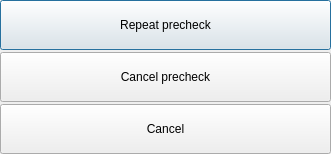
First picture: the form in Waiter/dlgprecheckoptions.ui, repository End1-1/Cafe5, before the edit.
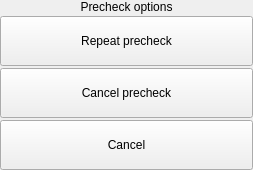
Second picture: the form after the edit.

Diff of the .ui file:
```diff
--- a/Waiter/dlgprecheckoptions.ui
+++ b/Waiter/dlgprecheckoptions.ui
@@ -6,7 +6,7 @@
    <rect>
     <x>0</x>
     <y>0</y>
-    <width>331</width>
+    <width>253</width>
     <height>154</height>
    </rect>
   </property>
@@ -30,7 +30,23 @@
     <number>0</number>
    </property>
    <item>
-    <widget class="QPushButton" name="btnRepeatPrecheck">
+    <widget class="QLabel" name="label">
+     <property name="text">
+      <string>Precheck options</string>
+     </property>
+     <property name="alignment">
+      <set>Qt::AlignmentFlag::AlignCenter</set>
+     </property>
+    </widget>
+   </item>
+   <item>
+    <widget class="QToolButton" name="btnRepeatPrecheck">
+     <property name="sizePolicy">
+      <sizepolicy hsizetype="Expanding" vsizetype="Fixed">
+       <horstretch>0</horstretch>
+       <verstretch>0</verstretch>
+      </sizepolicy>
+     </property>
      <property name="minimumSize">
       <size>
        <width>0</width>
@@ -43,7 +59,13 @@
     </widget>
    </item>
    <item>
-    <widget class="QPushButton" name="btnCancelPrecheck">
+    <widget class="QToolButton" name="btnCancelPrecheck">
+     <property name="sizePolicy">
+      <sizepolicy hsizetype="Expanding" vsizetype="Fixed">
+       <horstretch>0</horstretch>
+       <verstretch>0</verstretch>
+      </sizepolicy>
+     </property>
      <property name="minimumSize">
       <size>
        <width>0</width>
@@ -56,7 +78,13 @@
     </widget>
    </item>
    <item>
-    <widget class="QPushButton" name="btnCancel">
+    <widget class="QToolButton" name="btnCancel">
+     <property name="sizePolicy">
+      <sizepolicy hsizetype="Expanding" vsizetype="Fixed">
+       <horstretch>0</horstretch>
+       <verstretch>0</verstretch>
+      </sizepolicy>
+     </property>
      <property name="minimumSize">
       <size>
        <width>0</width>
```
